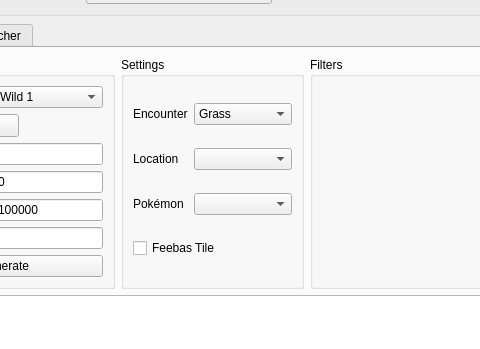
This is Form/Gen3/Wild3.ui in Admiral-Fish/PokeFinder as Qt 5 draws it before an edit; both pictures show x 129 to 609 and y 86 to 435 of the 1200 by 750 pixel window. The edited form follows.
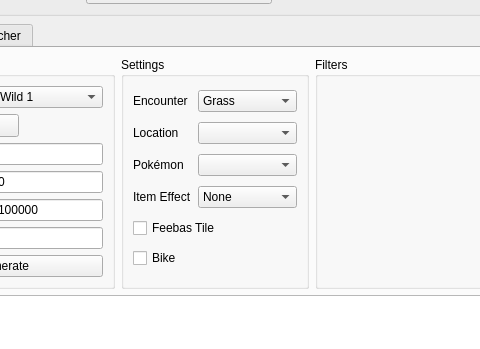
This is the edited form. Icons and pictures are not drawn. Custom widgets are drawn as their Qt base class.

What changed in the file:
```diff
--- a/Form/Gen3/Wild3.ui
+++ b/Form/Gen3/Wild3.ui
@@ -235,6 +235,13 @@
             </item>
            </widget>
           </item>
+          <item row="4" column="0" colspan="2">
+           <widget class="QCheckBox" name="checkBoxGeneratorFeebasTile">
+            <property name="text">
+             <string>Feebas Tile</string>
+            </property>
+           </widget>
+          </item>
           <item row="1" column="0">
            <widget class="QLabel" name="labelGeneratorLocation">
             <property name="text">
@@ -255,13 +262,44 @@
           <item row="2" column="1">
            <widget class="ComboBox" name="comboBoxGeneratorPokemon"/>
           </item>
-          <item row="3" column="0" colspan="2">
-           <widget class="QCheckBox" name="checkBoxGeneratorFeebasTile">
+          <item row="5" column="0">
+           <widget class="QCheckBox" name="checkBoxGeneratorBike">
             <property name="text">
-             <string>Feebas Tile</string>
+             <string>Bike</string>
             </property>
            </widget>
           </item>
+          <item row="3" column="0">
+           <widget class="QLabel" name="labelGeneratorItemEffect">
+            <property name="text">
+             <string>Item Effect</string>
+            </property>
+           </widget>
+          </item>
+          <item row="3" column="1">
+           <widget class="ComboBox" name="comboBoxGeneratorItemEffect">
+            <item>
+             <property name="text">
+              <string>None</string>
+             </property>
+            </item>
+            <item>
+             <property name="text">
+              <string>Black Flute</string>
+             </property>
+            </item>
+            <item>
+             <property name="text">
+              <string>Cleanse Tag</string>
+             </property>
+            </item>
+            <item>
+             <property name="text">
+              <string>White Flute</string>
+             </property>
+            </item>
+           </widget>
+          </item>
          </layout>
         </widget>
        </item>
@@ -503,11 +541,6 @@
    <header>Form/Controls/TabWidget.hpp</header>
    <container>1</container>
   </customwidget>
-  <customwidget>
-   <class>ComboBox</class>
-   <extends>QComboBox</extends>
-   <header>Form/Controls/ComboBox.hpp</header>
-  </customwidget>
   <customwidget>
    <class>ComboMenu</class>
    <extends>QToolButton</extends>
```
Left out of the diff: 70 changed lines with no effect on the pictures.
